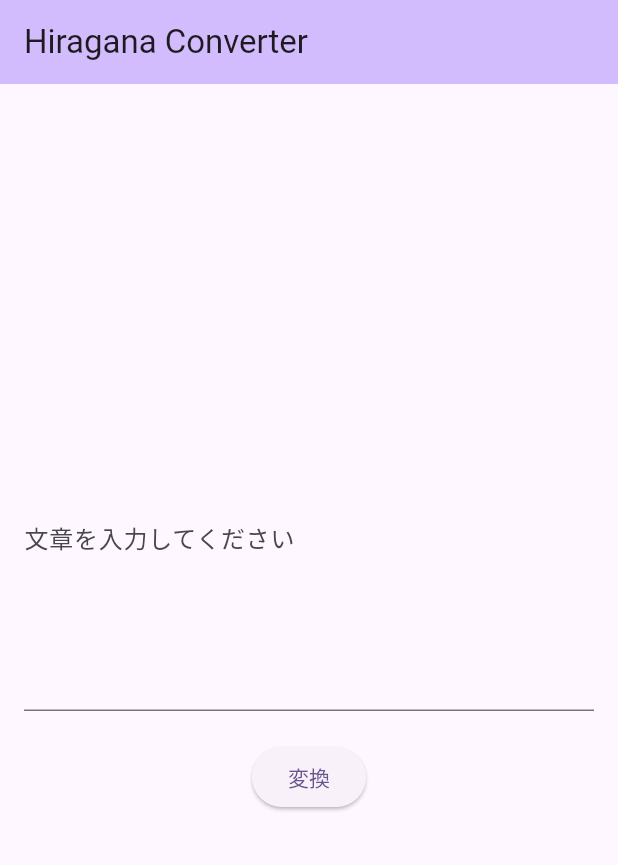
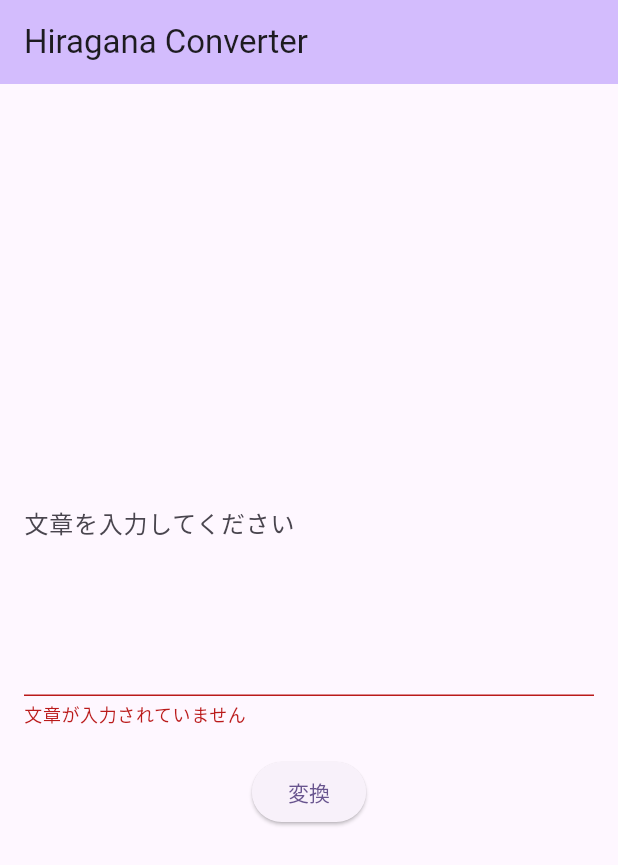
Before and after one commit to hide0621/flutter_dev_book_hands_on_ver2, a Flutter app: the screen it shows after launch, after a tap on "変換", on a phone screen of 412 x 824 dp. Shown: the top 865 px of the screen. Run offline on Flutter 3.47's test engine with Material 3 defaults, Android fonts, the phone set to English and light mode, and no system bars.

Commit message:
テキスト入力フォームにバリデーション機能を追加

```diff
--- a/lib/input_form.dart
+++ b/lib/input_form.dart
@@ -8,30 +8,68 @@ class InputForm extends StatefulWidget {
 }
 
 class _InputFormState extends State<InputForm> {
+  final _formKey = GlobalKey<FormState>();
+
   @override
   Widget build(BuildContext context) {
-    return Column(
+    // return Column(
+    //   mainAxisAlignment: MainAxisAlignment.center,
+    //   children: [
+    //     /// Paddingウィジェット
+    //     /// TextFieldウィジェットが横一杯に広がらないように余白を設ける
+    //     Padding(
+    //       padding: const EdgeInsets.symmetric(horizontal: 16),
+    //       child: TextField(
+    //           maxLines: 5,
+    //           decoration: const InputDecoration(
+    //             hintText: '文章を入力してください',
+    //           )),
+    //     ),
+    //
+    //     /// SizedBoxウィジェット
+    //     /// TextFieldウィジェットとElevatedButtonウィジェットの間に余白を設ける
+    //     const SizedBox(height: 20),
+    //     ElevatedButton(
+    //       onPressed: () {},
+    //       child: const Text('変換'),
+    //     )
+    //   ],
+    // );
+    return Form(
+      key: _formKey,
+      child: Column(
         mainAxisAlignment: MainAxisAlignment.center,
         children: [
           /// Paddingウィジェット
           /// TextFieldウィジェットが横一杯に広がらないように余白を設ける
           Padding(
             padding: const EdgeInsets.symmetric(horizontal: 16),
-          child: TextField(
+            child: TextFormField(
               maxLines: 5,
               decoration: const InputDecoration(
                 hintText: '文章を入力してください',
-              )),
+              ),
+              validator: (value) {
+                if (value == null || value.isEmpty) {
+                  return '文章が入力されていません';
+                }
+                return null;
+              },
+            ),
           ),
 
           /// SizedBoxウィジェット
           /// TextFieldウィジェットとElevatedButtonウィジェットの間に余白を設ける
           const SizedBox(height: 20),
           ElevatedButton(
-          onPressed: () {},
+            onPressed: () {
+              final formState = _formKey.currentState!;
+              formState.validate();
+            },
             child: const Text('変換'),
           )
         ],
+      ),
     );
   }
 }
```
Lines whose indentation alone changed are shown as unchanged.
